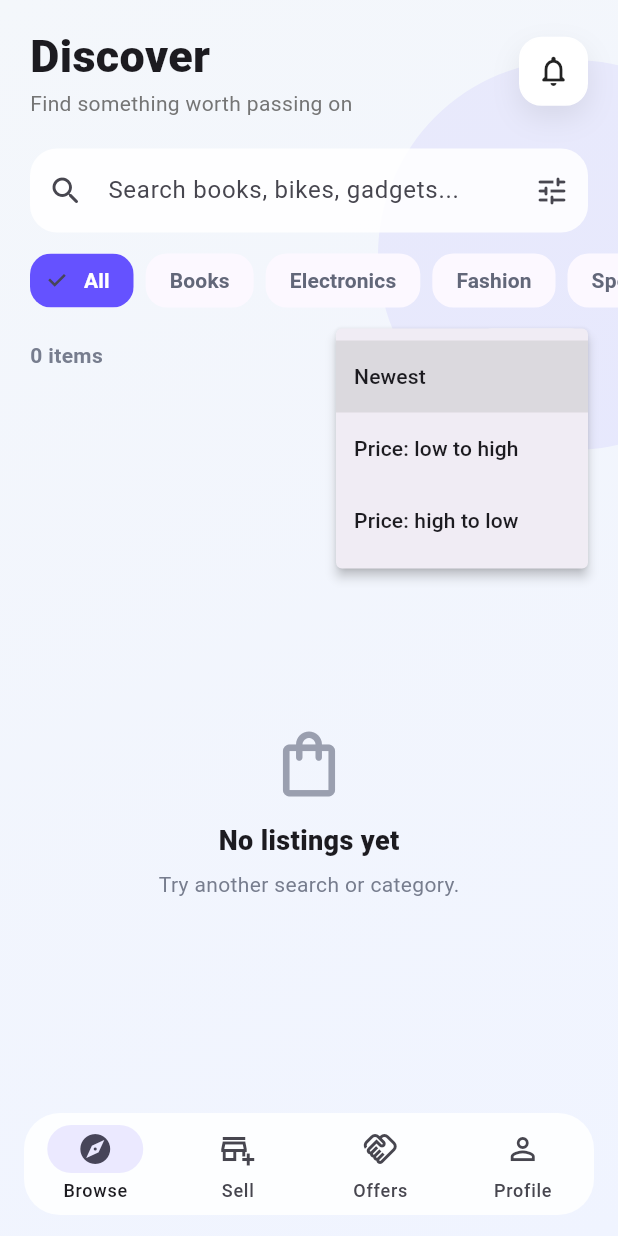
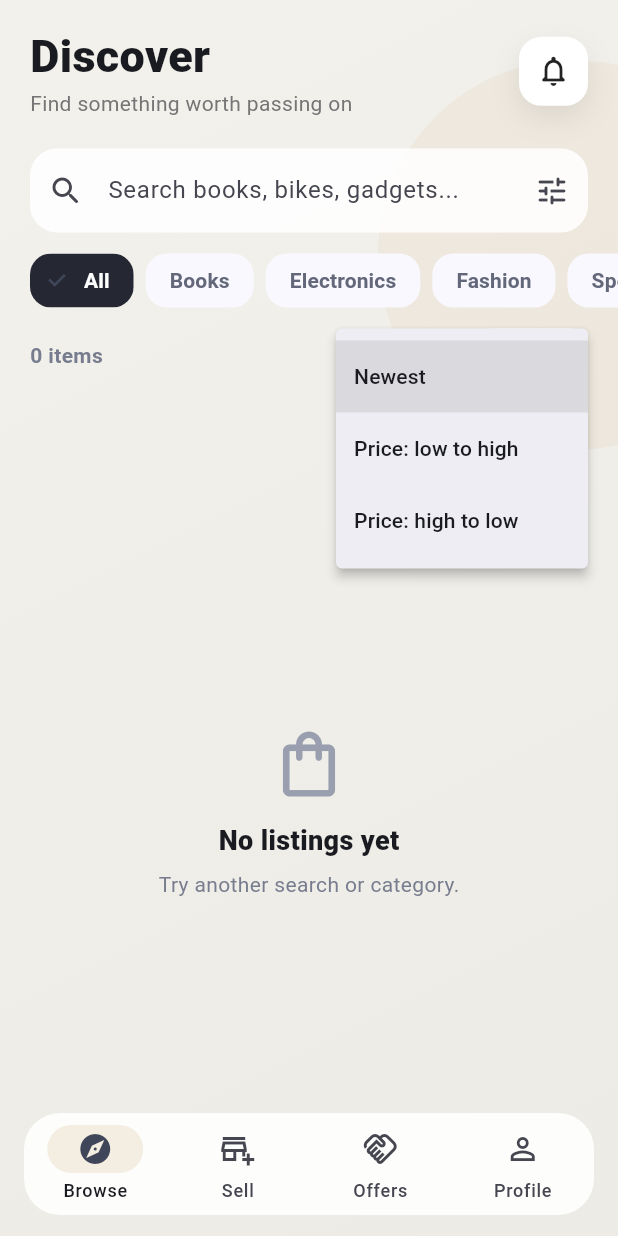
Before and after one commit to chisty23/Mobile_app, a Flutter app: the screen it shows once a user with an empty profile is signed in, after a tap on "Sort", on a phone screen of 412 x 824 dp. Run offline on Flutter 3.47's test engine with Material 3 defaults, Android fonts, the phone set to English and light mode, and no system bars; our stand-ins replace cloud_firestore, firebase_auth, firebase_core; accounts and stored records are empty.

Commit message:
Fix make offer loading and refresh marketplace styling

```diff
--- a/lib/main.dart
+++ b/lib/main.dart
@@ -33,12 +33,12 @@ class PassItOnApp extends StatelessWidget {
         theme: ThemeData(
           useMaterial3: true,
           brightness: Brightness.light,
-          scaffoldBackgroundColor: const Color(0xFFF4F7FB),
+          scaffoldBackgroundColor: const Color(0xFFF3F1EC),
           colorScheme: ColorScheme.fromSeed(
-            seedColor: const Color(0xFF6552FF),
+            seedColor: const Color(0xFF252832),
             brightness: Brightness.light,
-            primary: const Color(0xFF6552FF),
-            secondary: const Color(0xFF24C3A6),
+            primary: const Color(0xFF252832),
+            secondary: const Color(0xFF667B72),
           ),
           fontFamily: 'Roboto',
         ),
--- a/lib/screens/auth_screen.dart
+++ b/lib/screens/auth_screen.dart
@@ -36,7 +36,7 @@ class _AuthScreenState extends State<AuthScreen> {
           gradient: LinearGradient(
             begin: Alignment.topLeft,
             end: Alignment.bottomRight,
-            colors: [Color(0xFFF1EFFF), Color(0xFFEAFBF7), Color(0xFFFFF4E8)],
+            colors: [Color(0xFFF3F1EC), Color(0xFFEAE8E1), Color(0xFFE8ECE8)],
           ),
         ),
         child: SafeArea(
@@ -69,7 +69,7 @@ class _AuthScreenState extends State<AuthScreen> {
                             height: 48,
                             decoration: BoxDecoration(
                               gradient: const LinearGradient(
-                                colors: [Color(0xFF6552FF), Color(0xFF24C3A6)],
+                                colors: [Color(0xFF252832), Color(0xFF667B72)],
                               ),
                               borderRadius: BorderRadius.circular(16),
                             ),
@@ -199,7 +199,7 @@ class _AuthScreenState extends State<AuthScreen> {
                                   }
                                 },
                           style: FilledButton.styleFrom(
-                            backgroundColor: const Color(0xFF6552FF),
+                            backgroundColor: const Color(0xFF252832),
                             shape: RoundedRectangleBorder(
                               borderRadius: BorderRadius.circular(16),
                             ),
--- a/lib/screens/offers_screen.dart
+++ b/lib/screens/offers_screen.dart
@@ -54,7 +54,7 @@ class _OffersScreenState extends State<OffersScreen>
                 controller: tabs,
                 indicatorSize: TabBarIndicatorSize.tab,
                 indicator: BoxDecoration(
-                  color: const Color(0xFF6552FF),
+                  color: const Color(0xFF252832),
                   borderRadius: BorderRadius.circular(12),
                 ),
                 indicatorPadding: const EdgeInsets.all(5),
@@ -164,7 +164,7 @@ class _OfferCard extends StatelessWidget {
           Text(
             '${offer.amount} ৳',
             style: const TextStyle(
-              color: Color(0xFF6552FF),
+              color: Color(0xFF252832),
               fontSize: 22,
               fontWeight: FontWeight.w900,
             ),
@@ -209,7 +209,7 @@ class _OfferCard extends StatelessWidget {
                               _snack(context, ok, provider.error);
                             },
                       style: FilledButton.styleFrom(
-                        backgroundColor: const Color(0xFF6552FF),
+                        backgroundColor: const Color(0xFF252832),
                       ),
                       child: const Text('Accept'),
                     ),
--- a/lib/screens/profile_screen.dart
+++ b/lib/screens/profile_screen.dart
@@ -43,7 +43,7 @@ class ProfileScreen extends StatelessWidget {
                   gradient: const LinearGradient(
                     begin: Alignment.topLeft,
                     end: Alignment.bottomRight,
-                    colors: [Color(0xFF6552FF), Color(0xFF8172FF)],
+                    colors: [Color(0xFF252832), Color(0xFF667B72)],
                   ),
                   borderRadius: BorderRadius.circular(26),
                 ),
@@ -55,7 +55,7 @@ class ProfileScreen extends StatelessWidget {
                       child: Text(
                         name.isEmpty ? '?' : name[0].toUpperCase(),
                         style: const TextStyle(
-                          color: Color(0xFF6552FF),
+                          color: Color(0xFF252832),
                           fontSize: 28,
                           fontWeight: FontWeight.w900,
                         ),
--- a/lib/screens/root_screen.dart
+++ b/lib/screens/root_screen.dart
@@ -34,7 +34,7 @@ class _RootScreenState extends State<RootScreen> {
               gradient: LinearGradient(
                 begin: Alignment.topLeft,
                 end: Alignment.bottomRight,
-                colors: [Color(0xFFF4F7FB), Color(0xFFF0F4FF)],
+                colors: [Color(0xFFF3F1EC), Color(0xFFECEBE6)],
               ),
             ),
           ),
@@ -46,7 +46,7 @@ class _RootScreenState extends State<RootScreen> {
               height: 260,
               decoration: BoxDecoration(
                 shape: BoxShape.circle,
-                color: const Color(0xFF6552FF).withValues(alpha: 0.08),
+                color: const Color(0xFFC69C55).withValues(alpha: 0.08),
               ),
             ),
           ),
@@ -64,7 +64,7 @@ class _RootScreenState extends State<RootScreen> {
               selectedIndex: index,
               onDestinationSelected: (value) => setState(() => index = value),
               backgroundColor: Colors.white.withValues(alpha: 0.88),
-              indicatorColor: const Color(0xFF6552FF).withValues(alpha: 0.12),
+              indicatorColor: const Color(0xFFC69C55).withValues(alpha: 0.16),
               destinations: const [
                 NavigationDestination(
                   icon: Icon(Icons.explore_outlined),
--- a/lib/screens/sell_screen.dart
+++ b/lib/screens/sell_screen.dart
@@ -31,7 +31,7 @@ class SellScreen extends StatelessWidget {
                   Container(
                     decoration: BoxDecoration(
                       gradient: const LinearGradient(
-                        colors: [Color(0xFF6552FF), Color(0xFF8172FF)],
+                        colors: [Color(0xFF252832), Color(0xFF667B72)],
                       ),
                       borderRadius: BorderRadius.circular(16),
                     ),
@@ -132,7 +132,7 @@ class _MyListingCard extends StatelessWidget {
             height: 64,
             decoration: BoxDecoration(
               gradient: const LinearGradient(
-                colors: [Color(0xFF6552FF), Color(0xFF24C3A6)],
+                colors: [Color(0xFF252832), Color(0xFF667B72)],
               ),
               borderRadius: BorderRadius.circular(16),
             ),
@@ -168,7 +168,7 @@ class _MyListingCard extends StatelessWidget {
                 Text(
                   '${listing.price} ৳',
                   style: const TextStyle(
-                    color: Color(0xFF6552FF),
+                    color: Color(0xFF252832),
                     fontWeight: FontWeight.w900,
                   ),
                 ),
@@ -369,7 +369,7 @@ class _CreateListingSheetState extends State<CreateListingSheet> {
                       }
                     },
               style: FilledButton.styleFrom(
-                backgroundColor: const Color(0xFF6552FF),
+                backgroundColor: const Color(0xFF252832),
                 shape: RoundedRectangleBorder(
                   borderRadius: BorderRadius.circular(16),
                 ),
```
Also changed, not shown: lib/providers/app_providers.dart (+38 -19 lines), lib/screens/browse_screen.dart (+27 -20 lines).
